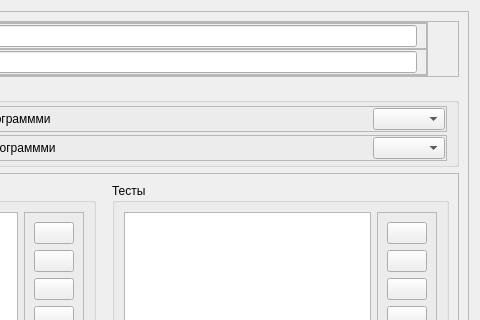
Qt form personal_programs/dialogs/activepersonalprogrameditor.ui (grigp/a-analyser) before a commit; both pictures show x 272 to 752 and y 0 to 320 of the 752 by 585 pixel window.
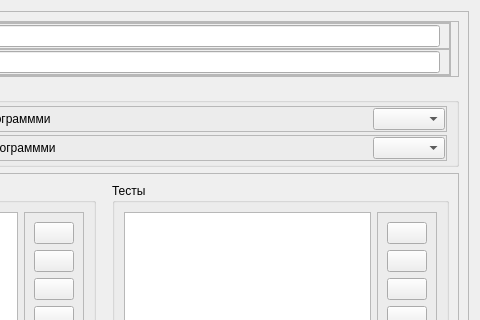
The same form after that commit. Icons and pictures are not drawn.

Patch:
```diff
--- a/personal_programs/dialogs/activepersonalprogrameditor.ui
+++ b/personal_programs/dialogs/activepersonalprogrameditor.ui
@@ -177,7 +177,7 @@
             </sizepolicy>
            </property>
            <property name="text">
-            <string>         </string>
+            <string/>
            </property>
           </widget>
          </item>
```
Left out of the diff: 94 changed lines with no effect on the pictures.
